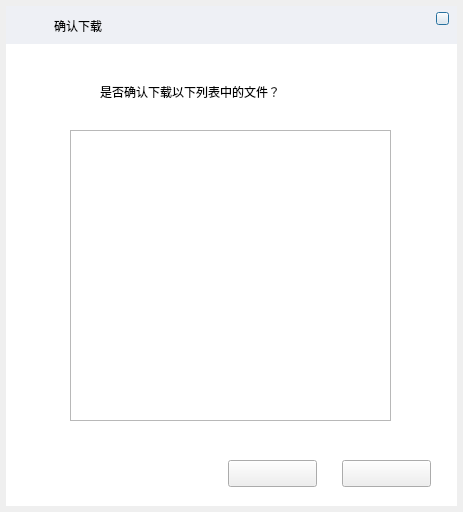
This is newdownloaddialog.ui in HustGw/CLLLLLLLSAFFFFFEWINN as Qt 5 draws it before an edit. The edited form follows.
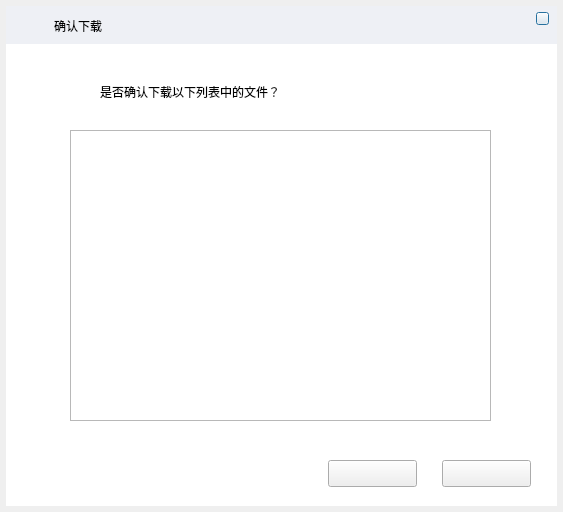
This is the edited form. Icons and pictures are not drawn.

Patch:
```diff
--- a/newdownloaddialog.ui
+++ b/newdownloaddialog.ui
@@ -6,7 +6,7 @@
    <rect>
     <x>0</x>
     <y>0</y>
-    <width>463</width>
+    <width>563</width>
     <height>512</height>
    </rect>
   </property>
@@ -18,7 +18,7 @@
     <rect>
      <x>6</x>
      <y>6</y>
-     <width>451</width>
+     <width>551</width>
      <height>38</height>
     </rect>
    </property>
@@ -66,7 +66,7 @@
   <widget class="QPushButton" name="pushButton_close">
    <property name="geometry">
     <rect>
-     <x>436</x>
+     <x>536</x>
      <y>12</y>
      <width>13</width>
      <height>13</height>
@@ -85,7 +85,7 @@
     <rect>
      <x>6</x>
      <y>44</y>
-     <width>451</width>
+     <width>551</width>
      <height>462</height>
     </rect>
    </property>
@@ -130,7 +130,7 @@
     <rect>
      <x>70</x>
      <y>130</y>
-     <width>321</width>
+     <width>421</width>
      <height>291</height>
     </rect>
    </property>
@@ -138,7 +138,7 @@
   <widget class="QPushButton" name="pushButtonconfirm">
    <property name="geometry">
     <rect>
-     <x>228</x>
+     <x>328</x>
      <y>460</y>
      <width>89</width>
      <height>27</height>
@@ -151,7 +151,7 @@
   <widget class="QPushButton" name="pushButtoncancel">
    <property name="geometry">
     <rect>
-     <x>342</x>
+     <x>442</x>
      <y>460</y>
      <width>89</width>
      <height>27</height>
```
Left out of the diff: 3 changed lines with no effect on the pictures.
